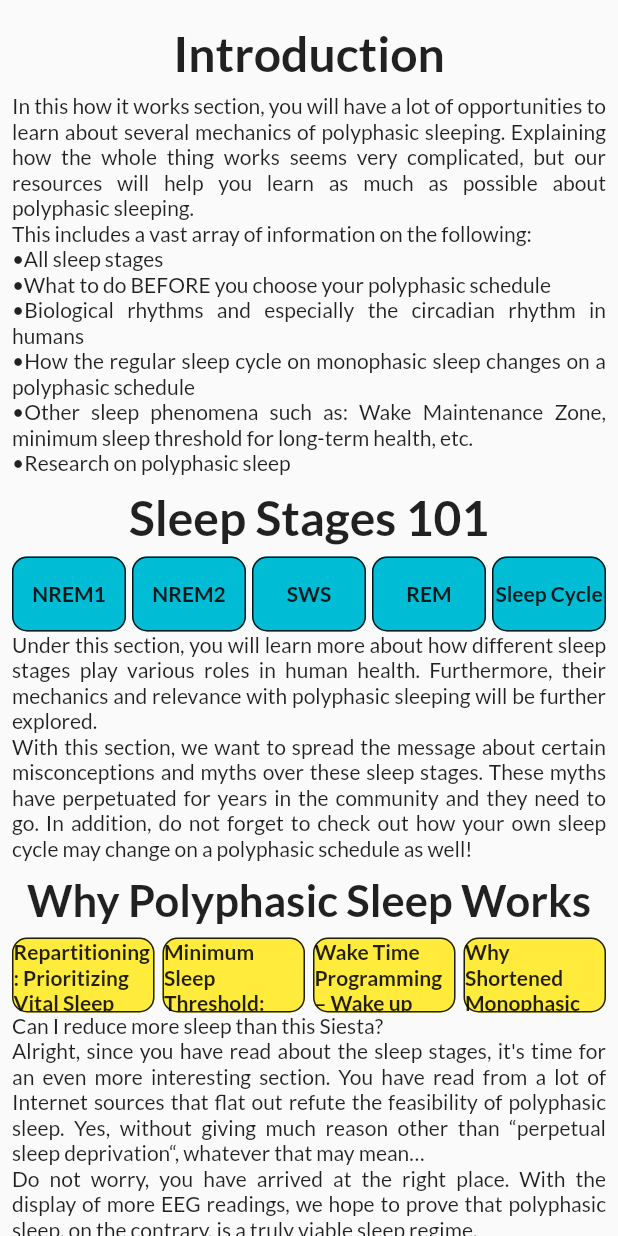
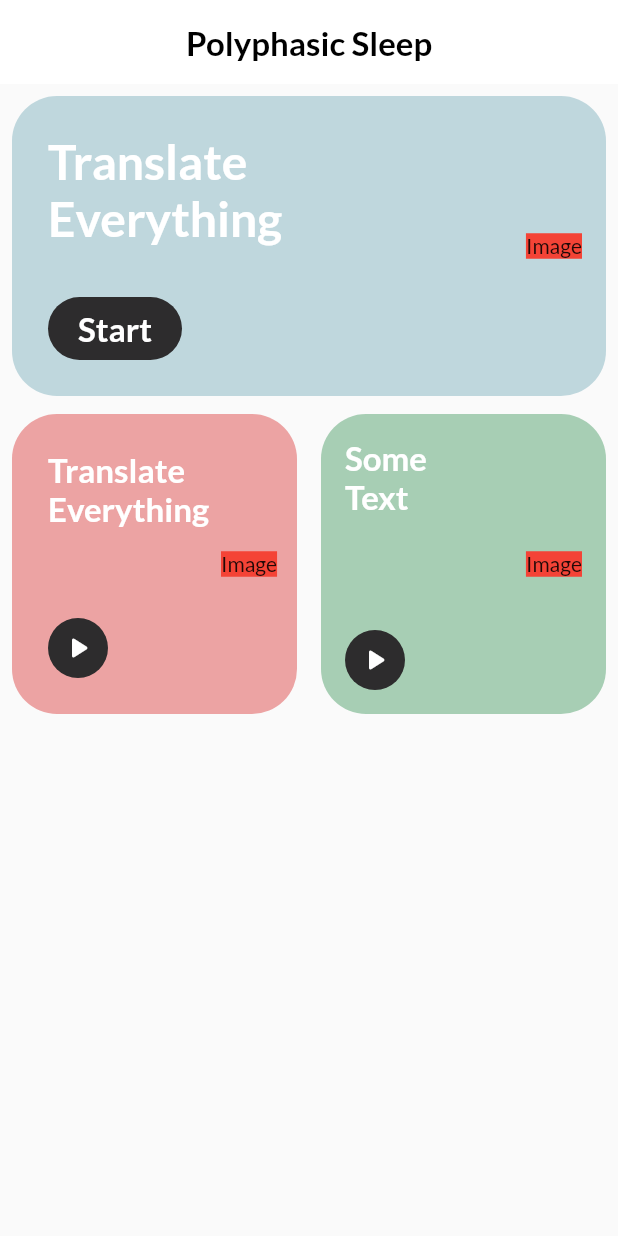
Before and after one commit to TheLameOne/polyphasic_sleep, a Flutter app: the screen it shows after launch, on a phone screen of 412 x 824 dp. Run offline on Flutter 3.47's test engine with Material 2 defaults, Android fonts, the light colour scheme and no system bars; drawn by our look-alikes of auto_size_text; our stand-ins replace google_fonts; missing offline and left inert: awesome_circular_chart.

Commit message:
Created Home Screen

```diff
--- /dev/null
+++ b/lib/screens/home_screen.dart
@@ -0,0 +1,200 @@
+import 'package:flutter/material.dart';
+
+class HomeScreen extends StatefulWidget {
+  const HomeScreen({super.key});
+
+  @override
+  State<HomeScreen> createState() => _HomeScreenState();
+}
+
+class _HomeScreenState extends State<HomeScreen> {
+  @override
+  Widget build(BuildContext context) {
+    final size = MediaQuery.of(context).size;
+    return SafeArea(
+      child: Scaffold(
+        appBar: AppBar(
+            elevation: 0,
+            backgroundColor: Colors.white,
+            title: Center(
+              child: Text(
+                "Polyphasic Sleep",
+                style: TextStyle(
+                    color: Colors.black,
+                    fontWeight: FontWeight.bold,
+                    fontSize: 22),
+              ),
+            )),
+        body: SingleChildScrollView(
+          child: Column(
+            children: [
+              // Main Container
+              Padding(
+                padding: const EdgeInsets.all(8.0),
+                child: Container(
+                  decoration: BoxDecoration(
+                      color: Color.fromRGBO(191, 215, 221, 1),
+                      borderRadius: BorderRadius.circular(30)),
+                  height: 200,
+                  width: size.width - 16,
+                  child: Padding(
+                    padding: const EdgeInsets.all(16.0),
+                    child: Row(
+                      mainAxisAlignment: MainAxisAlignment.spaceBetween,
+                      children: [
+                        Padding(
+                          padding: const EdgeInsets.all(8.0),
+                          child: Column(
+                            mainAxisAlignment: MainAxisAlignment.spaceBetween,
+                            crossAxisAlignment: CrossAxisAlignment.start,
+                            children: [
+                              Text(
+                                "Translate \nEverything",
+                                style: TextStyle(
+                                    color: Colors.white,
+                                    fontSize: 32,
+                                    fontWeight: FontWeight.bold),
+                              ),
+                              Container(
+                                decoration: BoxDecoration(
+                                    color: Color.fromRGBO(45, 44, 45, 1),
+                                    borderRadius: BorderRadius.circular(30)),
+                                child: Padding(
+                                  padding: const EdgeInsets.only(
+                                      left: 20, right: 20, top: 8, bottom: 8),
+                                  child: Text(
+                                    "Start",
+                                    style: TextStyle(
+                                        color: Colors.white,
+                                        fontSize: 22,
+                                        fontWeight: FontWeight.bold),
+                                  ),
+                                ),
+                              )
+                            ],
+                          ),
+                        ),
+                        Container(
+                          color: Colors.red,
+                          child: Text("Image"),
+                        )
+                      ],
+                    ),
+                  ),
+                ),
+              ),
+              SizedBox(height: 4),
+              // Semi Container
+              Row(
+                children: [
+                  Padding(
+                    padding: const EdgeInsets.only(left: 8.0),
+                    child: Container(
+                      decoration: BoxDecoration(
+                          color: Color.fromRGBO(236, 163, 163, 1),
+                          borderRadius: BorderRadius.circular(30)),
+                      height: 200,
+                      width: (size.width - 32) / 2,
+                      child: Padding(
+                        padding: const EdgeInsets.all(16.0),
+                        child: Row(
+                          mainAxisAlignment: MainAxisAlignment.spaceBetween,
+                          children: [
+                            Padding(
+                              padding: const EdgeInsets.all(8.0),
+                              child: Column(
+                                crossAxisAlignment: CrossAxisAlignment.start,
+                                mainAxisAlignment:
+                                    MainAxisAlignment.spaceBetween,
+                                children: [
+                                  Text(
+                                    "Translate \nEverything",
+                                    style: TextStyle(
+                                        color: Colors.white,
+                                        fontSize: 22,
+                                        fontWeight: FontWeight.bold),
+                                  ),
+                                  Container(
+                                    decoration: BoxDecoration(
+                                        color: Color.fromRGBO(45, 44, 45, 1),
+                                        borderRadius:
+                                            BorderRadius.circular(30)),
+                                    child: Padding(
+                                      padding: const EdgeInsets.only(
+                                          left: 8, right: 8, top: 8, bottom: 8),
+                                      child: Icon(
+                                        Icons.play_arrow_rounded,
+                                        color: Colors.white,
+                                      ),
+                                    ),
+                                  )
+                                ],
+                              ),
+                            ),
+                            Container(
+                              color: Colors.red,
+                              child: Text("Image"),
+                            )
+                          ],
+                        ),
+                      ),
+                    ),
+                  ),
+                  SizedBox(width: 16),
+                  Padding(
+                    padding: const EdgeInsets.only(right: 8.0),
+                    child: Container(
+                      decoration: BoxDecoration(
+                          color: Color.fromRGBO(167, 206, 180, 1),
+                          borderRadius: BorderRadius.circular(30)),
+                      height: 200,
+                      width: (size.width - 32) / 2,
+                      child: Padding(
+                        padding: const EdgeInsets.all(16.0),
+                        child: Row(
+                          mainAxisAlignment: MainAxisAlignment.spaceBetween,
+                          children: [
+                            Column(
+                              crossAxisAlignment: CrossAxisAlignment.start,
+                              mainAxisAlignment: MainAxisAlignment.spaceBetween,
+                              children: [
+                                Text(
+                                  "Some \nText",
+                                  style: TextStyle(
+                                      color: Colors.white,
+                                      fontSize: 22,
+                                      fontWeight: FontWeight.bold),
+                                ),
+                                Container(
+                                  decoration: BoxDecoration(
+                                      color: Color.fromRGBO(45, 44, 45, 1),
+                                      borderRadius: BorderRadius.circular(30)),
+                                  child: Padding(
+                                    padding: const EdgeInsets.only(
+                                        left: 8, right: 8, top: 8, bottom: 8),
+                                    child: Icon(
+                                      Icons.play_arrow_rounded,
+                                      color: Colors.white,
+                                    ),
+                                  ),
+                                )
+                              ],
+                            ),
+                            Container(
+                              color: Colors.red,
+                              child: Text("Image"),
+                            )
+                          ],
+                        ),
+                      ),
+                    ),
+                  ),
+                ],
+              )
+            ],
+          ),
+        ),
+      ),
+    );
+  }
+}
--- a/lib/screens/splashScreen/splash_screen2.dart
+++ b/lib/screens/splashScreen/splash_screen2.dart
@@ -2,7 +2,7 @@ import 'dart:async';
 
 import 'package:flutter/material.dart';
 import 'package:polyphasic_sleep/TestScreen.dart';
-import 'package:polyphasic_sleep/screens/how_it_works/how_it_works2.dart';
+import 'package:polyphasic_sleep/screens/home_screen.dart';
 import 'package:polyphasic_sleep/screens/schedules/schedules.dart';
 
 import '../how_it_works/how_it_works.dart';
@@ -23,7 +23,7 @@ class _SplashScreen2State extends State<SplashScreen2> {
       Navigator.pushReplacement(
           context,
           MaterialPageRoute(
-            builder: (context) => HowItWorks(),
+            builder: (context) => HomeScreen(),
           ));
     });
   }
--- a/pubspec.yaml
+++ b/pubspec.yaml
@@ -34,6 +34,7 @@ dependencies:
   flutter:
     sdk: flutter
   google_fonts: ^6.0.0
+  hex: ^0.2.0
 
 dev_dependencies:
   flutter_lints: ^2.0.0
```
Also changed, not shown: pubspec.lock.
